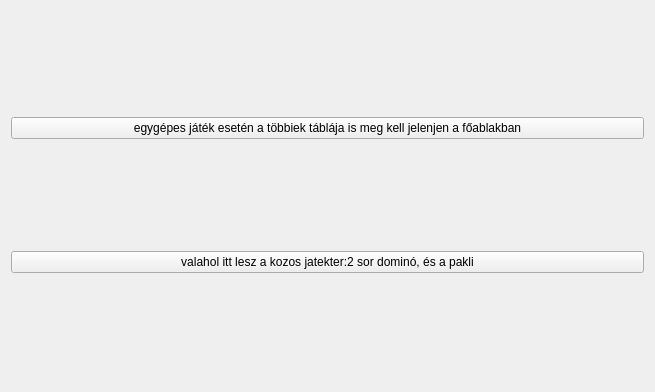
This is jatek/widget.ui in rrmrrm/dominoSzeru as Qt 5 draws it before an edit. The edited form follows.
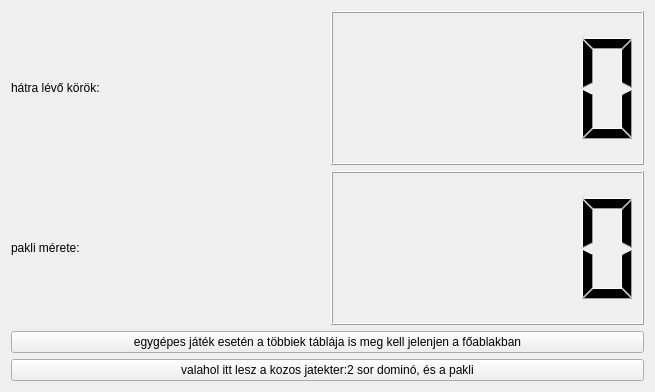
This is the edited form.

Diff of the .ui file:
```diff
--- a/jatek/widget.ui
+++ b/jatek/widget.ui
@@ -14,6 +14,30 @@
    <string>Widget</string>
   </property>
   <layout class="QVBoxLayout" name="mainLayout">
+   <item>
+    <layout class="QGridLayout" name="gameMiddleLayout">
+     <item row="1" column="1">
+      <widget class="QLCDNumber" name="turnsLeft"/>
+     </item>
+     <item row="1" column="0">
+      <widget class="QLabel" name="label">
+       <property name="text">
+        <string>hátra lévő körök:</string>
+       </property>
+      </widget>
+     </item>
+     <item row="2" column="1">
+      <widget class="QLCDNumber" name="deckSize"/>
+     </item>
+     <item row="2" column="0">
+      <widget class="QLabel" name="label_2">
+       <property name="text">
+        <string>pakli mérete:</string>
+       </property>
+      </widget>
+     </item>
+    </layout>
+   </item>
    <item>
     <widget class="QPushButton" name="pushButton_3">
      <property name="text">
```
